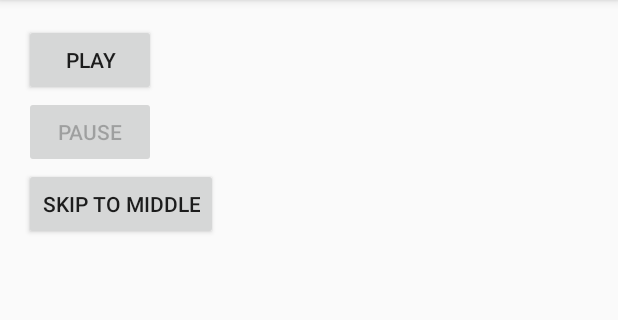
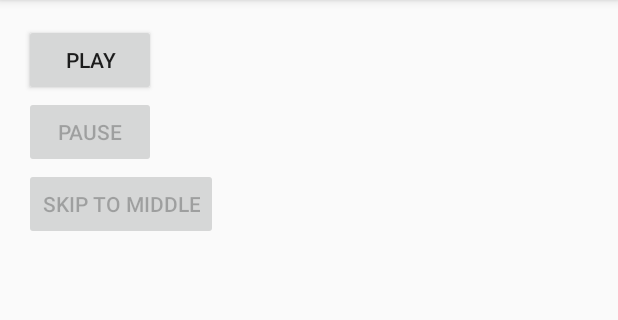
Before and after one commit to vinayputtanna/Android-MediaPlayer, an Android app: the screen it shows after launch (MainActivity), after a tap on "PAUSE", on a phone screen of 412 x 824 dp, the part 84-404 px from its top. Run offline under Robolectric (Android 15) with nearby library versions, the phone set to English and light mode, and no system bars; 1 other tap on this screen came first.

Commit message:
Final commit

```diff
--- a/app/src/main/java/com/example/android/android_mediaplayer/MainActivity.java
+++ b/app/src/main/java/com/example/android/android_mediaplayer/MainActivity.java
@@ -9,24 +9,30 @@ import android.widget.Toast;
 
 public class MainActivity extends AppCompatActivity {
 
-    MediaPlayer mediaPlayer;
+    private MediaPlayer mediaPlayer;
 
     @Override
     protected void onCreate(Bundle savedInstanceState) {
         super.onCreate(savedInstanceState);
         setContentView(R.layout.activity_main);
 
-        mediaPlayer=MediaPlayer.create(this, R.raw.phrase_where_are_you_going);
+        // create MediaPlayer object and set the music file to be played from res\raw folder
+        mediaPlayer=MediaPlayer.create(this, R.raw.shuffle);
 
         final Button playButton=(Button)findViewById(R.id.play);
         final Button pauseButton=(Button)findViewById(R.id.pause);
         final Button seekButton=(Button)findViewById(R.id.seek);
+
+        /**
+         * Set OnClickListener interface on play button
+         */
         playButton.setOnClickListener(new View.OnClickListener() {
             @Override
             public void onClick(View v) {
                 mediaPlayer.start();
                 playButton.setEnabled(false);
                 pauseButton.setEnabled(true);
+                seekButton.setEnabled(true);
                 mediaPlayer.setOnCompletionListener(new MediaPlayer.OnCompletionListener() {
                     @Override
                     public void onCompletion(MediaPlayer mp) {
@@ -37,17 +43,23 @@ public class MainActivity extends AppCompatActivity {
             }
         });
 
-
+        /**
+         * Set OnClickListener interface on pause button
+         */
         pauseButton.setOnClickListener(new View.OnClickListener() {
             @Override
             public void onClick(View v) {
                 mediaPlayer.pause();
                 playButton.setEnabled(true);
                 pauseButton.setEnabled(false);
+                seekButton.setEnabled(false);
 
             }
         });
 
+        /**
+         * Set OnClickListener interface on seek button
+         */
         seekButton.setOnClickListener(new View.OnClickListener() {
             @Override
             public void onClick(View v) {
```
